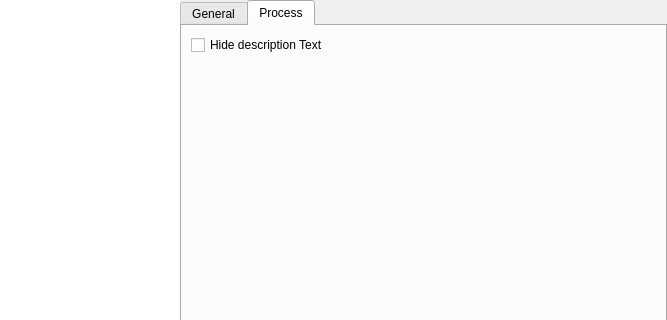
Old version of the form src/ProfileEditor/settingdialog/settingdialog.ui in the repository karakirimu/AutoBatchTools; both pictures show x 0 to 667 and y 0 to 320 of the 667 by 480 pixel window.
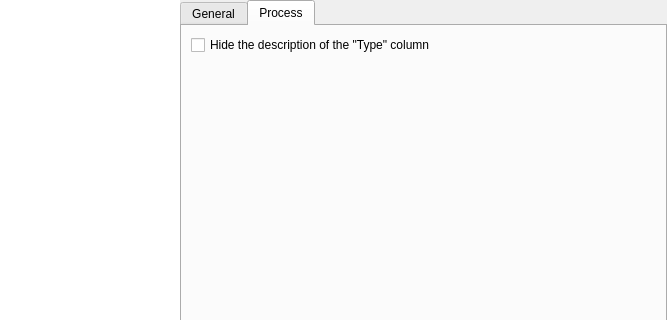
New version of the form. The open tabs and pages were chosen to show the change. Icons and pictures are not drawn. Custom widgets are drawn as their Qt base class.

Patch:
```diff
--- a/src/ProfileEditor/settingdialog/settingdialog.ui
+++ b/src/ProfileEditor/settingdialog/settingdialog.ui
@@ -377,7 +377,7 @@
               <item row="0" column="0">
                <widget class="QCheckBox" name="showDescCheckBox">
                 <property name="text">
-                 <string>Hide description Text</string>
+                 <string>Hide the description of the &quot;Type&quot; column</string>
                 </property>
                </widget>
               </item>
```
